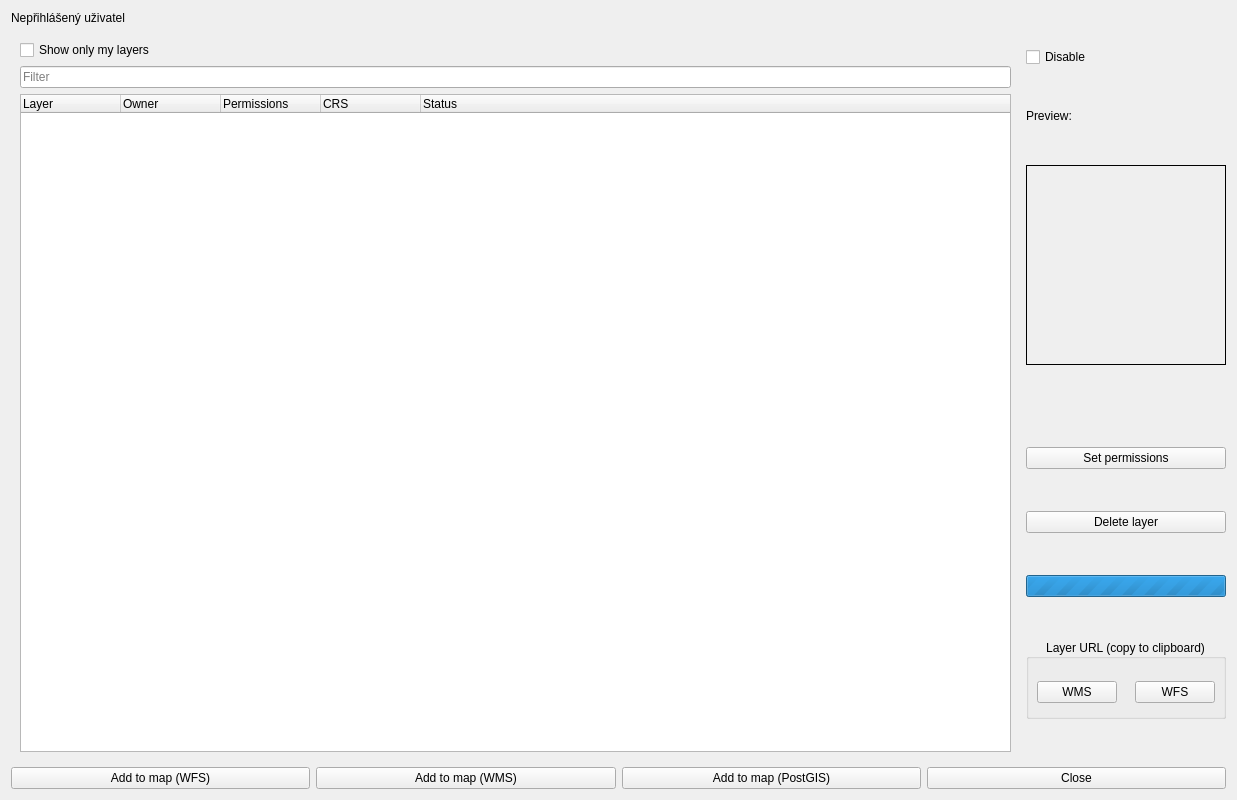
This is dlg_addLayer.ui in LESPROJEKT/qgis-layman-plugin as Qt 5 draws it before an edit. The edited form follows.
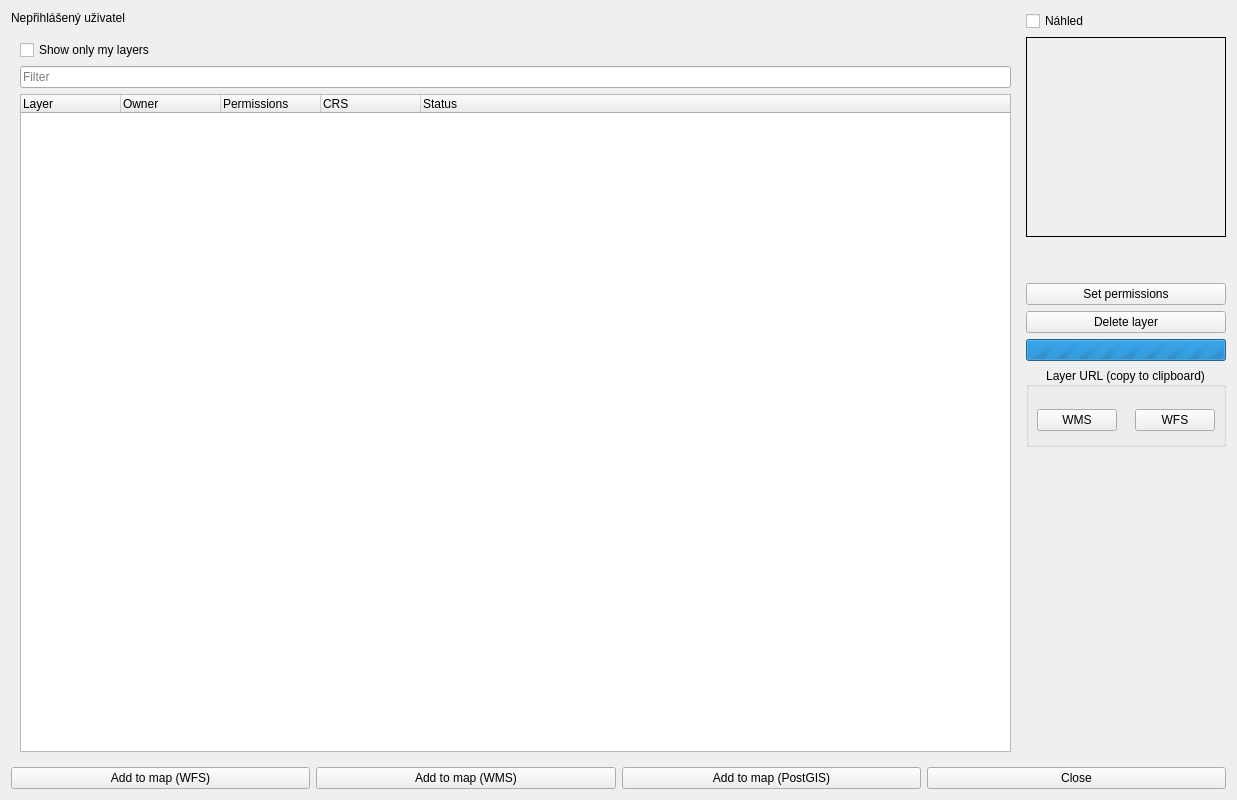
This is the edited form. Icons and pictures are not drawn. Custom widgets are drawn as their Qt base class.

Commit message: remove label - disable thumbnail, add spacer

What changed in the file:
```diff
--- a/dlg_addLayer.ui
+++ b/dlg_addLayer.ui
@@ -258,23 +258,7 @@
      <item>
       <widget class="QCheckBox" name="checkBox_thumbnail">
        <property name="text">
-        <string>Disable</string>
-       </property>
-      </widget>
-     </item>
-     <item>
-      <widget class="QLabel" name="label_2">
-       <property name="sizePolicy">
-        <sizepolicy hsizetype="Fixed" vsizetype="Fixed">
-         <horstretch>0</horstretch>
-         <verstretch>0</verstretch>
-        </sizepolicy>
-       </property>
-       <property name="text">
-        <string>Preview:</string>
-       </property>
-       <property name="buddy">
-        <cstring>checkBox_thumbnail</cstring>
+        <string>Náhled</string>
        </property>
       </widget>
      </item>
@@ -437,6 +421,19 @@
        </widget>
       </widget>
      </item>
+     <item>
+      <spacer name="verticalSpacer_right">
+       <property name="orientation">
+        <enum>Qt::Vertical</enum>
+       </property>
+       <property name="sizeHint" stdset="0">
+        <size>
+         <width>20</width>
+         <height>40</height>
+        </size>
+       </property>
+      </spacer>
+     </item>
      </layout>
     </item>
    </layout>
```
